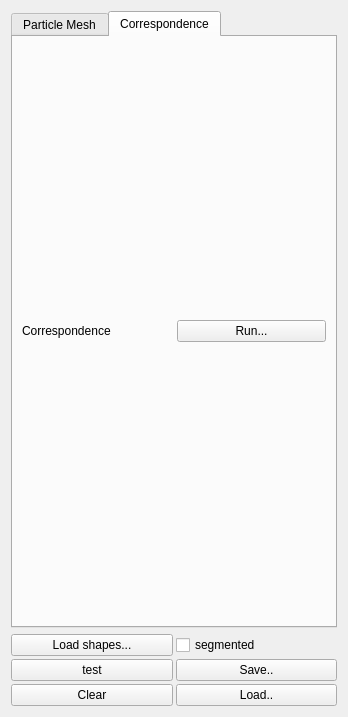
ialhashim/ddtt-dev, file particles/particles-widget.ui: the form before one commit.
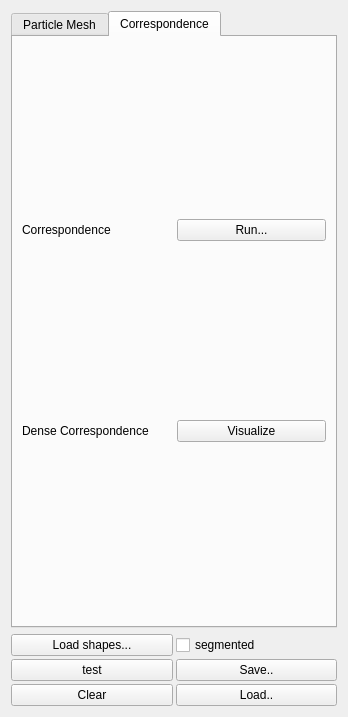
The form after the commit.

Commit message: [particles] visualization of correspondence.

Patch:
```diff
--- a/particles/particles-widget.ui
+++ b/particles/particles-widget.ui
@@ -377,6 +377,20 @@
          </property>
         </widget>
        </item>
+       <item row="1" column="1">
+        <widget class="QPushButton" name="vizCorrespondence">
+         <property name="text">
+          <string>Visualize</string>
+         </property>
+        </widget>
+       </item>
+       <item row="1" column="0">
+        <widget class="QLabel" name="label_7">
+         <property name="text">
+          <string>Dense Correspondence</string>
+         </property>
+        </widget>
+       </item>
       </layout>
      </widget>
     </widget>
```
The commit also changes 7 other files.
